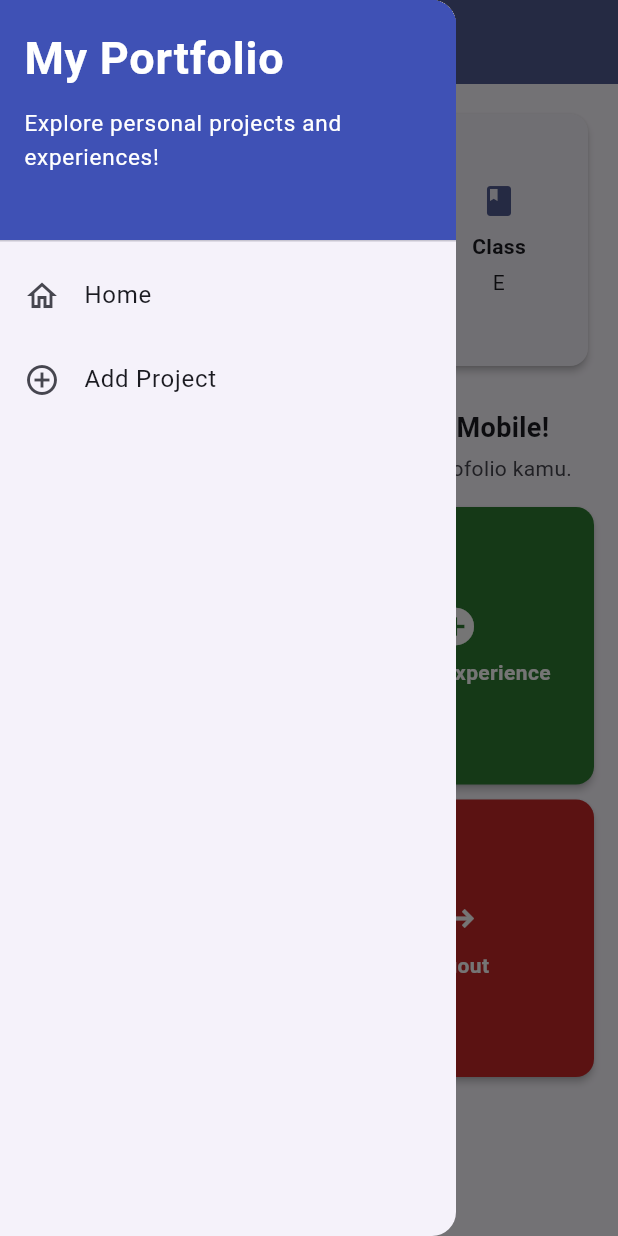
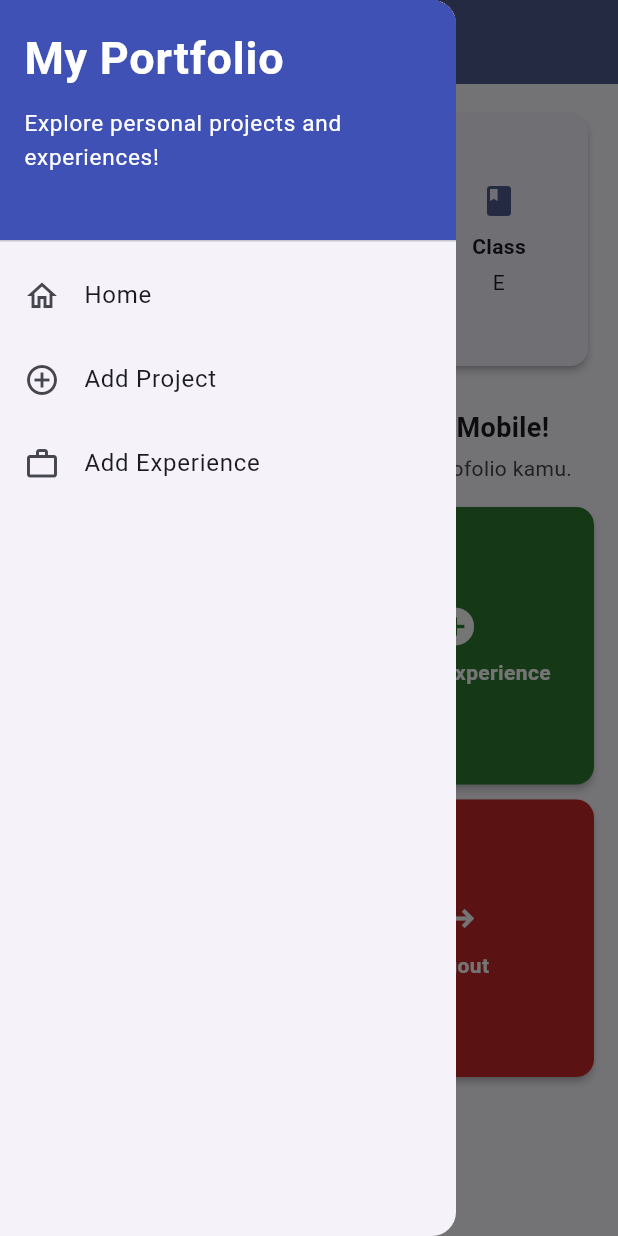
Before and after one commit to airelprakosa/myportofolio_mobile, a Flutter app: the screen it shows after launch, with the side drawer open, on a phone screen of 412 x 824 dp. Run offline on Flutter 3.47's test engine with Material 3 defaults, Android fonts, the phone set to English and light mode, and no system bars; our stand-ins replace material_ui.

Commit message:
feat(widgets): add Add Experience option to drawer and prevent header overflow

```diff
--- a/lib/widgets/left_drawer.dart
+++ b/lib/widgets/left_drawer.dart
@@ -1,11 +1,14 @@
 import 'package:material_ui/material_ui.dart';
+import 'package:myportofolio_mobile/screens/experience_form.dart';
 import 'package:myportofolio_mobile/screens/menu.dart';
 import 'package:myportofolio_mobile/screens/project_form.dart';
 
 /// Drawer menu di sisi kiri layar untuk berpindah antarhalaman aplikasi.
 ///
-/// Dipasang pada `Scaffold` halaman menu utama dan halaman form proyek,
-/// sehingga navigasi tetap dapat diakses dari kedua halaman tersebut.
+/// Dipasang pada `Scaffold` halaman menu utama, halaman form proyek, dan
+/// halaman form Experience, sehingga navigasi tetap dapat diakses dari semua
+/// halaman tersebut. Opsi drawer memakai `pushReplacement` agar halaman tidak
+/// menumpuk di stack setiap kali pengguna berpindah lewat drawer.
 class LeftDrawer extends StatelessWidget {
   const LeftDrawer({super.key});
 
@@ -21,8 +24,13 @@ class LeftDrawer extends StatelessWidget {
             child: Column(
               crossAxisAlignment: CrossAxisAlignment.start,
               children: [
+                // maxLines + ellipsis menjaga teks tetap muat di dalam
+                // DrawerHeader yang tingginya tetap, termasuk saat ukuran
+                // font perangkat diperbesar.
                 Text(
                   'My Portfolio',
+                  maxLines: 1,
+                  overflow: TextOverflow.ellipsis,
                   style: TextStyle(
                     fontSize: 30,
                     fontWeight: FontWeight.bold,
@@ -32,6 +40,8 @@ class LeftDrawer extends StatelessWidget {
                 SizedBox(height: 10),
                 Text(
                   'Explore personal projects and experiences!',
+                  maxLines: 2,
+                  overflow: TextOverflow.ellipsis,
                   style: TextStyle(
                     fontSize: 15,
                     color: Colors.white,
@@ -66,6 +76,19 @@ class LeftDrawer extends StatelessWidget {
               );
             },
           ),
+          ListTile(
+            leading: const Icon(Icons.work_outline),
+            title: const Text('Add Experience'),
+            // Navigasi ke halaman tambah pengalaman
+            onTap: () {
+              Navigator.pushReplacement(
+                context,
+                MaterialPageRoute(
+                  builder: (context) => const ExperienceFormPage(),
+                ),
+              );
+            },
+          ),
         ],
       ),
     );
```
